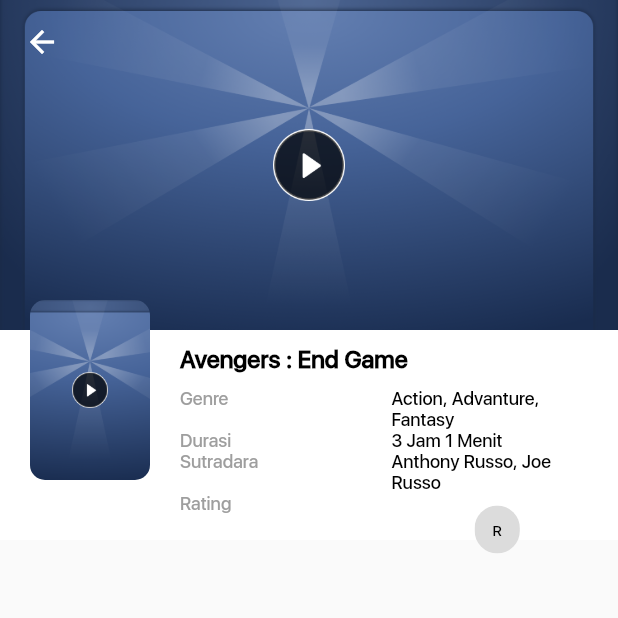
After one commit to anggit97/flutter-tixid-clonning, a Flutter app: the MovieDetailScreen screen opened directly, on a phone screen of 412 x 824 dp, the top half of it. The commit adds this screen. Run offline on Flutter 3.47's test engine with Material 2 defaults, Android fonts, the phone set to English and light mode, and no system bars; our stand-ins replace carousel_slider; project files that could hold a hidden picture were left out.

Commit message:
menambahkan detail(belum kelar)

```diff
--- /dev/null
+++ b/lib/views/movies_detail_screen.dart
@@ -0,0 +1,139 @@
+import 'package:flutter/material.dart';
+
+class MovieDetailScreen extends StatefulWidget {
+  @override
+  _MovieDetailScreenState createState() => _MovieDetailScreenState();
+}
+
+class _MovieDetailScreenState extends State<MovieDetailScreen> {
+  @override
+  Widget build(BuildContext context) {
+    return Scaffold(
+      body: CustomScrollView(
+        slivers: <Widget>[
+          SliverAppBar(
+              backgroundColor: Colors.white,
+              expandedHeight: 360,
+              flexibleSpace: Stack(
+                children: <Widget>[
+                  Container(
+                    height: 220,
+                    decoration: BoxDecoration(
+                        image: DecorationImage(
+                            image:
+                                AssetImage("images/bg_my_loyal_tix_detail.png"),
+                            fit: BoxFit.cover)),
+                    child: Center(
+                      child: Image.asset(
+                        "images/ic_play_dark.png",
+                        width: 48,
+                        height: 48,
+                      ),
+                    ),
+                  ),
+                  Row(
+                    mainAxisSize: MainAxisSize.max,
+                    children: <Widget>[
+                      Container(
+                        height: 120,
+                        width: 80,
+                        margin: EdgeInsets.only(left: 20, top: 160),
+                        decoration: BoxDecoration(
+                            borderRadius: BorderRadius.all(Radius.circular(10)),
+                            image: DecorationImage(
+                                fit: BoxFit.cover,
+                                image: AssetImage(
+                                    "images/bg_my_loyal_tix_detail.png"))),
+                        child: Center(
+                          child: Image.asset(
+                            "images/ic_play_dark.png",
+                            width: 24,
+                            height: 24,
+                          ),
+                        ),
+                      ),
+                      Expanded(
+                        child: Container(
+                            margin:
+                                EdgeInsets.only(left: 20, top: 230, right: 10),
+                            child: Column(
+                              crossAxisAlignment: CrossAxisAlignment.start,
+                              children: <Widget>[
+                                Padding(
+                                  padding: const EdgeInsets.only(bottom: 10),
+                                  child: Text(
+                                    "Avengers : End Game",
+                                    style: TextStyle(
+                                        color: Colors.black,
+                                        fontSize: 16,
+                                        fontWeight: FontWeight.bold),
+                                  ),
+                                ),
+                                Table(
+                                  defaultVerticalAlignment: TableCellVerticalAlignment.top,
+                                  children: [
+                                    TableRow(children: [
+                                      Text(
+                                        "Genre",
+                                        style: TextStyle(
+                                            fontSize: 12, color: Colors.grey),
+                                      ),
+                                      Text(
+                                        "Action, Advanture, Fantasy",
+                                        style: TextStyle(
+                                            fontSize: 12, color: Colors.black),
+                                      )
+                                    ]),
+                                    TableRow(children: [
+                                      Text(
+                                        "Durasi",
+                                        style: TextStyle(
+                                            fontSize: 12, color: Colors.grey),
+                                      ),
+                                      Text(
+                                        "3 Jam 1 Menit",
+                                        style: TextStyle(
+                                            fontSize: 12, color: Colors.black),
+                                      )
+                                    ]),
+                                    TableRow(children: [
+                                      Text(
+                                        "Sutradara",
+                                        style: TextStyle(
+                                            fontSize: 12, color: Colors.grey),
+                                      ),
+                                      Text(
+                                        "Anthony Russo, Joe Russo",
+                                        style: TextStyle(
+                                            fontSize: 12, color: Colors.black),
+                                      )
+                                    ]),
+                                    TableRow(children: [
+                                      Text(
+                                        "Rating",
+                                        style: TextStyle(
+                                            fontSize: 12, color: Colors.grey),
+                                      ),
+                                      Chip(
+                                        label: Text(
+                                          "R",
+                                          style: TextStyle(
+                                              fontSize: 10,
+                                              color: Colors.black),
+                                        ),
+                                      )
+                                    ])
+                                  ],
+                                )
+                              ],
+                            )),
+                      ),
+                    ],
+                  )
+                ],
+              ))
+        ],
+      ),
+    );
+  }
+}
--- a/lib/views/movies_screen.dart
+++ b/lib/views/movies_screen.dart
@@ -1,5 +1,7 @@
 import 'package:flutter/material.dart';
 import 'package:carousel_slider/carousel_slider.dart';
+
+import 'movies_detail_screen.dart';
 
 class MoviesScreen extends StatefulWidget {
   @override
@@ -153,7 +155,8 @@ class _MoviesScreenState extends State<MoviesScreen> {
           builder: (BuildContext context) {
             return Column(
               children: <Widget>[
-                Container(
+                GestureDetector(
+                  child: Container(
                     width: MediaQuery.of(context).size.width,
                     height: 250,
                     margin: EdgeInsets.symmetric(horizontal: 5.0),
@@ -163,6 +166,10 @@ class _MoviesScreenState extends State<MoviesScreen> {
                                 AssetImage("images/bg_my_loyal_tix_detail.png"),
                             fit: BoxFit.fill),
                         borderRadius: BorderRadius.all(Radius.circular(15))),
+                  ),
+                  onTap: (){
+                    Navigator.push(context, MaterialPageRoute(builder: (context) => MovieDetailScreen()));
+                  },
                 ),
                 Center(
                     child: Padding(
```
Lines whose indentation alone changed are shown as unchanged.
